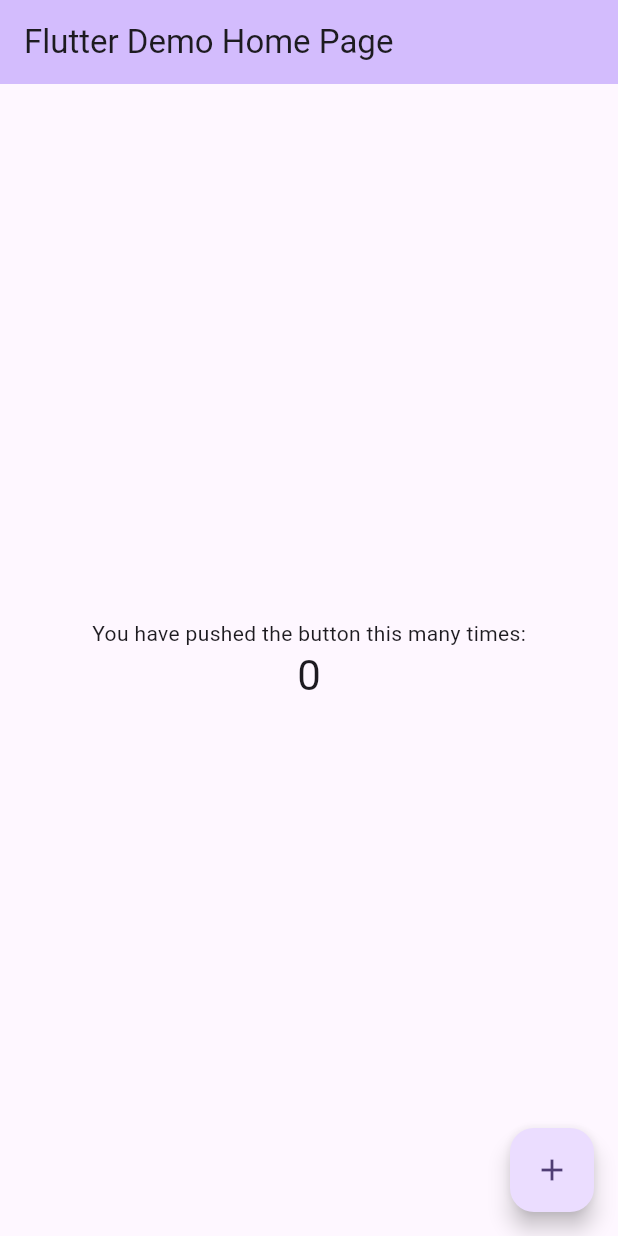
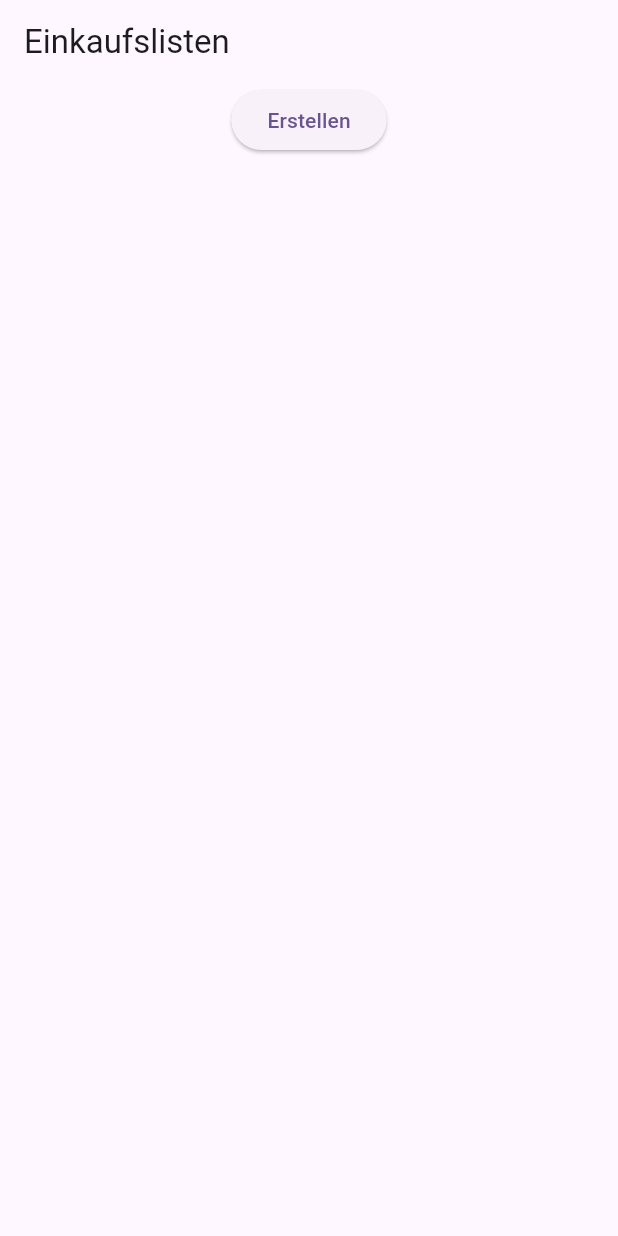
Before and after one commit to kaplank1337/FFHS_MAD_Gruppe_B, a Flutter app: the screen it shows after launch, on a phone screen of 412 x 824 dp. Run offline on Flutter 3.47's test engine with Material 3 defaults, Android fonts, the light colour scheme and no system bars; our stand-ins replace shared_preferences.

Commit message:
Use Case 1 inkl. Persistenz erstellt

```diff
--- /dev/null
+++ b/ffhs_mad_gruppe_b/devtools_options.yaml
@@ -0,0 +1,3 @@
+description: This file stores settings for Dart & Flutter DevTools.
+documentation: https://docs.flutter.dev/tools/devtools/extensions#configure-extension-enablement-states
+extensions:
--- a/ffhs_mad_gruppe_b/lib/main.dart
+++ b/ffhs_mad_gruppe_b/lib/main.dart
@@ -1,4 +1,5 @@
 import 'package:flutter/material.dart';
+import 'screens/start_screen.dart';
 
 void main() {
   runApp(const MyApp());
@@ -7,116 +8,14 @@ void main() {
 class MyApp extends StatelessWidget {
   const MyApp({super.key});
 
-  // This widget is the root of your application.
   @override
   Widget build(BuildContext context) {
     return MaterialApp(
-      title: 'Flutter Demo',
+      title: 'Einkaufsliste',
       theme: ThemeData(
-        // This is the theme of your application.
-        //
-        // TRY THIS: Try running your application with "flutter run". You'll see
-        // the application has a purple toolbar. Then, without quitting the app,
-        // try changing the seedColor in the colorScheme below to Colors.green
-        // and then invoke "hot reload" (save your changes or press the "hot
-        // reload" button in a Flutter-supported IDE, or press "r" if you used
-        // the command line to start the app).
-        //
-        // Notice that the counter didn't reset back to zero; the application
-        // state is not lost during the reload. To reset the state, use hot
-        // restart instead.
-        //
-        // This works for code too, not just values: Most code changes can be
-        // tested with just a hot reload.
         colorScheme: ColorScheme.fromSeed(seedColor: Colors.deepPurple),
       ),
-      home: const MyHomePage(title: 'Flutter Demo Home Page'),
+      home: const EinkaufslisteStartScreen(),
     );
   }
 }
-
-class MyHomePage extends StatefulWidget {
-  const MyHomePage({super.key, required this.title});
-
-  // This widget is the home page of your application. It is stateful, meaning
-  // that it has a State object (defined below) that contains fields that affect
-  // how it looks.
-
-  // This class is the configuration for the state. It holds the values (in this
-  // case the title) provided by the parent (in this case the App widget) and
-  // used by the build method of the State. Fields in a Widget subclass are
-  // always marked "final".
-
-  final String title;
-
-  @override
-  State<MyHomePage> createState() => _MyHomePageState();
-}
-
-class _MyHomePageState extends State<MyHomePage> {
-  int _counter = 0;
-
-  void _incrementCounter() {
-    setState(() {
-      // This call to setState tells the Flutter framework that something has
-      // changed in this State, which causes it to rerun the build method below
-      // so that the display can reflect the updated values. If we changed
-      // _counter without calling setState(), then the build method would not be
-      // called again, and so nothing would appear to happen.
-      _counter++;
-    });
-  }
-
-  @override
-  Widget build(BuildContext context) {
-    // This method is rerun every time setState is called, for instance as done
-    // by the _incrementCounter method above.
-    //
-    // The Flutter framework has been optimized to make rerunning build methods
-    // fast, so that you can just rebuild anything that needs updating rather
-    // than having to individually change instances of widgets.
-    return Scaffold(
-      appBar: AppBar(
-        // TRY THIS: Try changing the color here to a specific color (to
-        // Colors.amber, perhaps?) and trigger a hot reload to see the AppBar
-        // change color while the other colors stay the same.
-        backgroundColor: Theme.of(context).colorScheme.inversePrimary,
-        // Here we take the value from the MyHomePage object that was created by
-        // the App.build method, and use it to set our appbar title.
-        title: Text(widget.title),
-      ),
-      body: Center(
-        // Center is a layout widget. It takes a single child and positions it
-        // in the middle of the parent.
-        child: Column(
-          // Column is also a layout widget. It takes a list of children and
-          // arranges them vertically. By default, it sizes itself to fit its
-          // children horizontally, and tries to be as tall as its parent.
-          //
-          // Column has various properties to control how it sizes itself and
-          // how it positions its children. Here we use mainAxisAlignment to
-          // center the children vertically; the main axis here is the vertical
-          // axis because Columns are vertical (the cross axis would be
-          // horizontal).
-          //
-          // TRY THIS: Invoke "debug painting" (choose the "Toggle Debug Paint"
-          // action in the IDE, or press "p" in the console), to see the
-          // wireframe for each widget.
-          mainAxisAlignment: MainAxisAlignment.center,
-          children: <Widget>[
-            const Text('You have pushed the button this many times:'),
-            Text(
-              '$_counter',
-              style: Theme.of(context).textTheme.headlineMedium,
-            ),
-          ],
-        ),
-      ),
-      floatingActionButton: FloatingActionButton(
-        onPressed: _incrementCounter,
-        tooltip: 'Increment',
-        child: const Icon(Icons.add),
-      ), // This trailing comma makes auto-formatting nicer for build methods.
-    );
-  }
-}
--- /dev/null
+++ b/ffhs_mad_gruppe_b/lib/screens/start_screen.dart
@@ -0,0 +1,63 @@
+import 'package:flutter/material.dart';
+import 'name_eingeben_screen.dart';
+import '../storage/list_storage.dart';
+
+class EinkaufslisteStartScreen extends StatefulWidget {
+  const EinkaufslisteStartScreen({super.key});
+
+  @override
+  State<EinkaufslisteStartScreen> createState() => _EinkaufslisteStartScreenState();
+}
+
+class _EinkaufslisteStartScreenState extends State<EinkaufslisteStartScreen> {
+  List<String> _listen = [];
+
+  @override
+  void initState() {
+    super.initState();
+    _laden();
+  }
+
+  Future<void> _laden() async {
+    final daten = await ListStorage.getListen();
+    setState(() {
+      _listen = daten;
+    });
+  }
+
+  void _neueListeErstellen() async {
+    final result = await Navigator.push(
+      context,
+      MaterialPageRoute(builder: (context) => const NameEingebenScreen()),
+    );
+
+    if (result == true) {
+      _laden(); // reload saved lists
+    }
+  }
+
+  @override
+  Widget build(BuildContext context) {
+    return Scaffold(
+      appBar: AppBar(title: const Text("Einkaufslisten")),
+      body: Column(
+        children: [
+          ElevatedButton(
+            onPressed: _neueListeErstellen,
+            child: const Text("Erstellen"),
+          ),
+          Expanded(
+            child: ListView.builder(
+              itemCount: _listen.length,
+              itemBuilder: (context, index) {
+                return ListTile(
+                  title: Text(_listen[index]),
+                );
+              },
+            ),
+          ),
+        ],
+      ),
+    );
+  }
+}
--- /dev/null
+++ b/ffhs_mad_gruppe_b/lib/storage/list_storage.dart
@@ -0,0 +1,19 @@
+import 'package:shared_preferences/shared_preferences.dart';
+
+class ListStorage {
+  static const _key = 'einkaufslisten';
+
+  static Future<List<String>> getListen() async {
+    final prefs = await SharedPreferences.getInstance();
+    return prefs.getStringList(_key) ?? [];
+  }
+
+  static Future<void> speichern(String name) async {
+    final SharedPreferences prefs = await SharedPreferences.getInstance();
+    final listen = prefs.getStringList(_key) ?? [];
+    if (!listen.contains(name)) {
+      listen.add(name);
+      await prefs.setStringList(_key, listen);
+    }
+  }
+}
--- a/ffhs_mad_gruppe_b/pubspec.yaml
+++ b/ffhs_mad_gruppe_b/pubspec.yaml
@@ -34,6 +34,7 @@ dependencies:
   # The following adds the Cupertino Icons font to your application.
   # Use with the CupertinoIcons class for iOS style icons.
   cupertino_icons: ^1.0.8
+  shared_preferences: ^2.5.3
 
 dev_dependencies:
   flutter_test:
```
Also changed, not shown: ffhs_mad_gruppe_b/lib/screens/einkaufsliste_screen.dart (added, +32 -0 lines), ffhs_mad_gruppe_b/lib/screens/name_eingeben_screen.dart (added, +45 -0 lines), ffhs_mad_gruppe_b/pubspec.lock, 1 other file.
